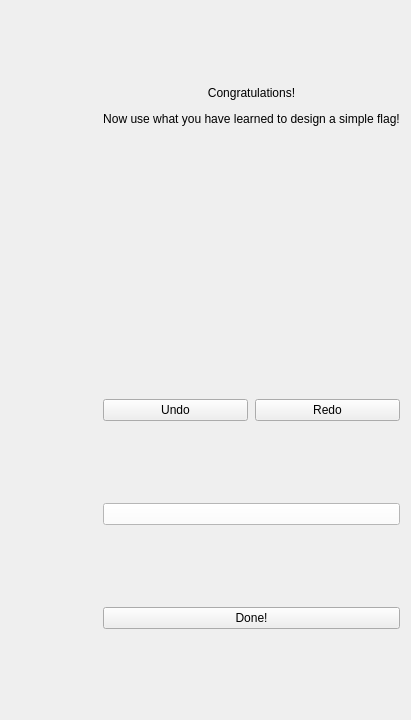
Above: keepsimpleactivity.ui from zxjorge/EDApp before the change. Below: the same form after it.
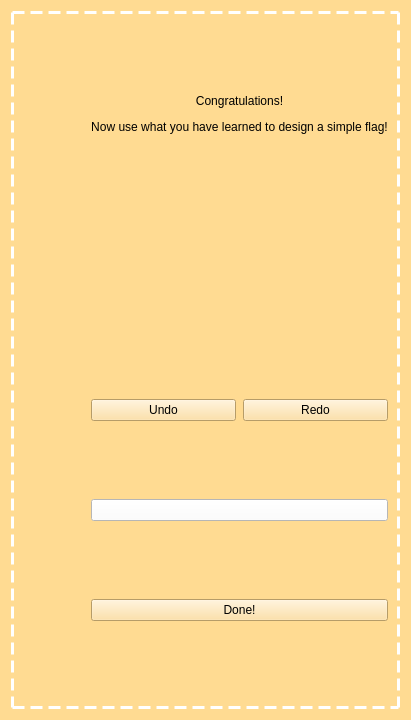
That is the form after the change. Icons and pictures are not drawn. Custom widgets are drawn as their Qt base class.

Commit message: Updated keepsimpleactivity to match lesson UI

```diff
--- a/keepsimpleactivity.ui
+++ b/keepsimpleactivity.ui
@@ -13,8 +13,20 @@
   <property name="windowTitle">
    <string>Form</string>
   </property>
+  <property name="styleSheet">
+   <string notr="true">background-color: rgb(255, 219, 146);</string>
+  </property>
   <layout class="QHBoxLayout" name="horizontalLayout">
    <item>
+    <widget class="QFrame" name="horizontalFrame">
+     <property name="styleSheet">
+      <string notr="true">QFrame#horizontalFrame {
+	border: 3px dashed white;
+}
+</string>
+     </property>
+     <layout class="QHBoxLayout" name="horizontalLayout_4">
+      <item>
     <widget class="FillableFlag" name="flag" native="true"/>
    </item>
    <item>
@@ -277,6 +289,9 @@
       </widget>
      </item>
     </layout>
+      </item>
+     </layout>
+    </widget>
    </item>
   </layout>
  </widget>
```
Lines whose indentation alone changed are shown as unchanged.
